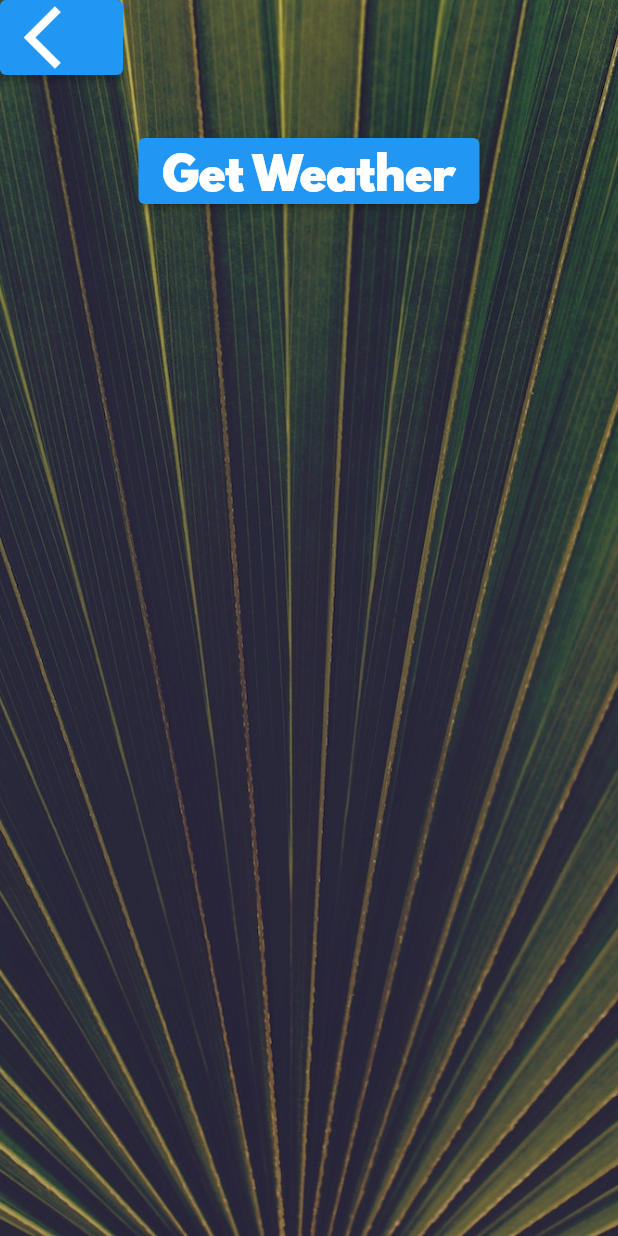
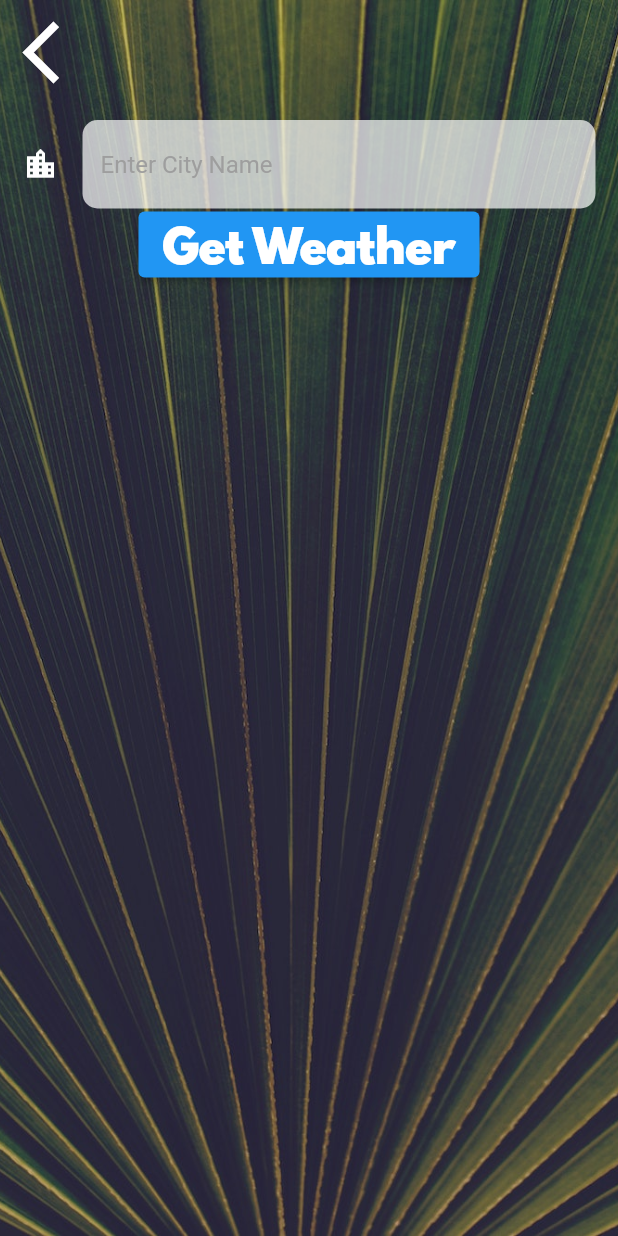
Before and after one commit to PascalJK/clima, a Flutter app: the CityScreen screen opened directly, on a phone screen of 412 x 824 dp. Run offline on Flutter 3.47's test engine with Material 2 defaults, Android fonts, the phone set to English and light mode, and no system bars; our stand-ins replace flutter_spinkit, geolocator.

Commit message:
- worked on CityScreen Page Ui.

```diff
--- a/lib/screens/city_screen.dart
+++ b/lib/screens/city_screen.dart
@@ -9,6 +9,8 @@ class CityScreen extends StatefulWidget {
 }
 
 class _CityScreenState extends State<CityScreen> {
+  String cityName = "";
+
   @override
   Widget build(BuildContext context) {
     return Scaffold(
@@ -21,12 +23,16 @@ class _CityScreenState extends State<CityScreen> {
         ),
         constraints: const BoxConstraints.expand(),
         child: SafeArea(
+          child: Padding(
+            padding: const EdgeInsets.fromLTRB(15, 10, 15, 10),
             child: Column(
-            children: <Widget>[
+              children: [
                 Align(
                   alignment: Alignment.topLeft,
-                child: ElevatedButton(
-                  onPressed: () {},
+                  child: GestureDetector(
+                    onTap: () {
+                      Navigator.pop(context);
+                    },
                     child: const Icon(
                       Icons.arrow_back_ios,
                       size: kIconSize,
@@ -34,8 +40,14 @@ class _CityScreenState extends State<CityScreen> {
                   ),
                 ),
                 Container(
-                padding: const EdgeInsets.all(20.0),
-                child: null,
+                  padding: const EdgeInsets.only(top: 20.0),
+                  child: TextField(
+                    style: const TextStyle(color: Colors.black),
+                    decoration: getTextFieldDecoration(),
+                    onChanged: (value) {
+                      cityName = value;
+                    },
+                  ),
                 ),
                 ElevatedButton(
                   onPressed: () {},
@@ -48,6 +60,7 @@ class _CityScreenState extends State<CityScreen> {
             ),
           ),
         ),
+      ),
     );
   }
 }
--- a/lib/utilities/constants.dart
+++ b/lib/utilities/constants.dart
@@ -33,3 +33,37 @@ const kConditionTextStyle = TextStyle(
 );
 
 const double kIconSize = 50.0;
+
+// Can use (Colors.white.withOpacity(.7)) on [fillColor] here.
+InputDecoration getTextFieldDecoration() => InputDecoration(
+      filled: true,
+      fillColor: Colors.white.withOpacity(.7),
+      //Temp
+      icon: const Icon(
+        Icons.location_city,
+        color: Colors.white,
+      ),
+      hintText: "Enter City Name",
+      hintStyle: const TextStyle(color: Colors.grey),
+      border: const OutlineInputBorder(
+        borderRadius: BorderRadius.all(Radius.circular(10)),
+        borderSide: BorderSide.none,
+      ),
+    );
+
+// Can't use (Colors.white.withOpacity(.7)) on [fillColor] here.
+const k = InputDecoration(
+  filled: true,
+  fillColor: Colors.white,
+  //Temp
+  icon: Icon(
+    Icons.location_city,
+    color: Colors.white,
+  ),
+  hintText: "Enter City Name",
+  hintStyle: TextStyle(color: Colors.grey),
+  border: OutlineInputBorder(
+    borderRadius: BorderRadius.all(Radius.circular(10)),
+    borderSide: BorderSide.none,
+  ),
+);
```
Also changed, not shown: lib/screens/location_screen.dart (+7 -1 lines). Lines whose indentation alone changed are shown as unchanged.
